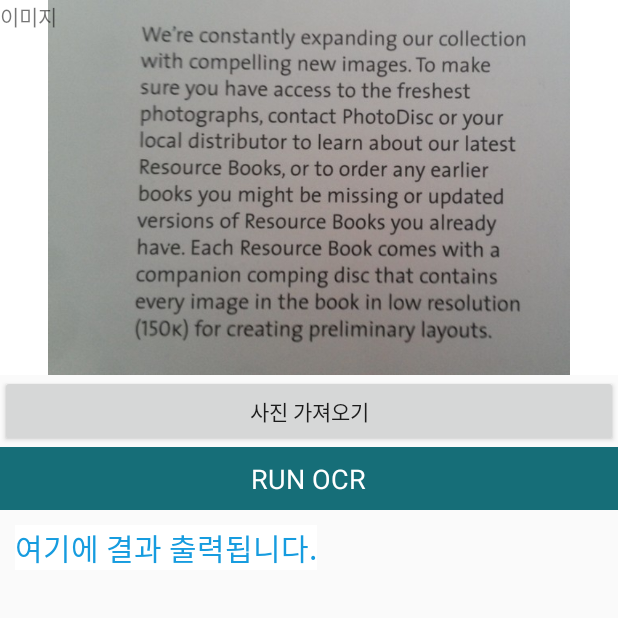
After one commit to heidi618/ohyes_android, an Android app: the inputCertificate screen opened directly, with no data from a screen before it, on a phone screen of 412 x 824 dp, the top half of it. The commit adds this screen. Run offline under Robolectric (Android 15) with nearby library versions, the phone set to English and light mode, and no system bars; libraries missing offline, so code that uses them is left out: com.googlecode.tesseract; 2 statements that could not run were skipped.

```diff
--- a/app/build.gradle
+++ b/app/build.gradle
@@ -45,5 +45,6 @@ dependencies {
     implementation 'com.google.code.gson:gson:2.8.5'
     //ocr
     implementation 'com.rmtheis:tess-two:5.4.1'
+
 }
 apply plugin: 'com.google.gms.google-services'
--- /dev/null
+++ b/app/src/main/java/com/example/mywifi_demo/Activity/inputCertificate.java
@@ -0,0 +1,112 @@
+package com.example.mywifi_demo.Activity;
+
+import androidx.appcompat.app.AppCompatActivity;
+import androidx.core.content.FileProvider;
+
+import android.content.Intent;
+import android.content.res.AssetManager;
+import android.graphics.Bitmap;
+import android.graphics.BitmapFactory;
+import android.net.Uri;
+import android.os.Bundle;
+import android.os.Environment;
+import android.provider.MediaStore;
+import android.view.View;
+import android.widget.Button;
+import android.widget.ImageView;
+import android.widget.TextView;
+
+import com.example.mywifi_demo.R;
+import com.googlecode.tesseract.android.TessBaseAPI;
+
+import java.io.File;
+import java.io.FileNotFoundException;
+import java.io.FileOutputStream;
+import java.io.IOException;
+import java.io.InputStream;
+import java.io.OutputStream;
+
+public class inputCertificate extends AppCompatActivity {
+   static  final int REQUEST_IMAGE_CAPTURE= 1;
+    private final int GET_GALLERY_IMAGE = 200;
+
+    Bitmap image; //사용되는 이미지
+    private TessBaseAPI mTess; //Tess API reference
+    String datapath = "" ; //언어데이터가 있는 경로
+
+    @Override
+    protected void onCreate(Bundle savedInstanceState) {
+        super.onCreate(savedInstanceState);
+        setContentView(R.layout.activity_input_certificate);
+        Button btn_setimg = (Button)findViewById(R.id.btn_setimg);
+
+
+    //이미지 디코딩을 위한 초기화
+        image = BitmapFactory.decodeResource(getResources(), R.drawable.sample4); //샘플이미지파일
+        //언어파일 경로
+        datapath = getFilesDir()+ "/tesseract/";
+
+        //트레이닝데이터가 카피되어 있는지 체크
+        checkFile(new File(datapath + "tessdata/"));
+
+        //Tesseract API
+        String lang = "eng";
+
+        mTess = new TessBaseAPI();
+        mTess.init(datapath, lang);
+
+
+    }
+
+
+
+
+    //Process an Image
+    public void processImage(View view) {
+        String OCRresult = null;
+        mTess.setImage(image);
+        OCRresult = mTess.getUTF8Text();
+        TextView OCRTextView = (TextView) findViewById(R.id.OCRTextView);
+        OCRTextView.setText(OCRresult);
+    }
+
+
+    //copy file to device
+    private void copyFiles() {
+        try{
+            String filepath = datapath + "/tessdata/eng.traineddata";
+            AssetManager assetManager = getAssets();
+            InputStream instream = assetManager.open("tessdata/eng.traineddata");
+            OutputStream outstream = new FileOutputStream(filepath);
+            byte[] buffer = new byte[1024];
+            int read;
+            while ((read = instream.read(buffer)) != -1) {
+                outstream.write(buffer, 0, read);
+            }
+            outstream.flush();
+            outstream.close();
+            instream.close();
+
+        } catch (FileNotFoundException e) {
+            e.printStackTrace();
+        } catch (IOException e) {
+            e.printStackTrace();
+        }
+    }
+
+    //check file on the device
+    private void checkFile(File dir) {
+        //디렉토리가 없으면 디렉토리를 만들고 그후에 파일을 카피
+        if(!dir.exists()&& dir.mkdirs()) {
+            copyFiles();
+        }
+        //디렉토리가 있지만 파일이 없으면 파일카피 진행
+        if(dir.exists()) {
+            String datafilepath = datapath+ "/tessdata/eng.traineddata";
+            File datafile = new File(datafilepath);
+            if(!datafile.exists()) {
+                copyFiles();
+            }
+        }
+    }
+}
--- /dev/null
+++ b/app/src/main/res/layout/activity_input_certificate.xml
@@ -0,0 +1,80 @@
+<?xml version="1.0" encoding="utf-8"?>
+<androidx.constraintlayout.widget.ConstraintLayout xmlns:android="http://schemas.android.com/apk/res/android"
+    xmlns:app="http://schemas.android.com/apk/res-auto"
+    xmlns:tools="http://schemas.android.com/tools"
+    android:layout_width="match_parent"
+    android:layout_height="match_parent"
+
+    tools:context=".Activity.inputCertificate">
+
+    <LinearLayout
+        android:layout_width="match_parent"
+        android:layout_height="match_parent"
+        android:orientation="vertical">
+
+        <RelativeLayout
+            android:id="@+id/ImageContainer"
+            android:layout_width="match_parent"
+            android:layout_height="250dp"
+            android:background="#ffffff">
+
+            <ImageView
+                android:id="@+id/imageView"
+                android:layout_width="match_parent"
+                android:layout_height="match_parent"
+                android:src="@drawable/sample4" />
+
+            <TextView
+                android:layout_width="wrap_content"
+                android:layout_height="wrap_content"
+                android:text="이미지" />
+
+        </RelativeLayout>
+
+        <Button
+            android:id="@+id/btn_setimg"
+            android:layout_width="match_parent"
+            android:layout_height="wrap_content"
+            android:text="사진 가져오기" />
+
+        <RelativeLayout
+            android:id="@+id/OCRButtonContainer"
+            android:layout_width="match_parent"
+            android:layout_height="42dp"
+            android:layout_below="@id/ImageContainer"
+            android:background="#166e78"
+            android:clickable="true"
+            android:onClick="processImage">
+
+            <TextView
+                android:layout_width="wrap_content"
+                android:layout_height="wrap_content"
+                android:layout_centerInParent="true"
+                android:clickable="true"
+                android:text="RUN OCR"
+                android:textColor="#ffffff"
+                android:textSize="18dp" />
+
+        </RelativeLayout>
+
+        <RelativeLayout
+            android:layout_width="wrap_content"
+            android:layout_height="wrap_content"
+            android:layout_below="@id/OCRButtonContainer"
+            android:padding="10dp">
+
+            <TextView
+                android:id="@+id/OCRTextView"
+                android:layout_width="wrap_content"
+                android:layout_height="wrap_content"
+                android:layout_centerHorizontal="true"
+                android:layout_centerVertical="true"
+                android:background="#fff"
+                android:text="여기에 결과 출력됩니다."
+                android:textColor="#169cdf"
+                android:textSize="20dp" />
+        </RelativeLayout>
+
+    </LinearLayout>
+
+</androidx.constraintlayout.widget.ConstraintLayout>
```
Also changed, not shown: app/src/main/java/com/example/mywifi_demo/Activity/inputSeonsorActivity.java (+25 -0 lines), app/src/main/res/layout/activity_input_seonsor.xml (+41 -0 lines), app/src/main/res/values/array.xml (added, +10 -0 lines).
